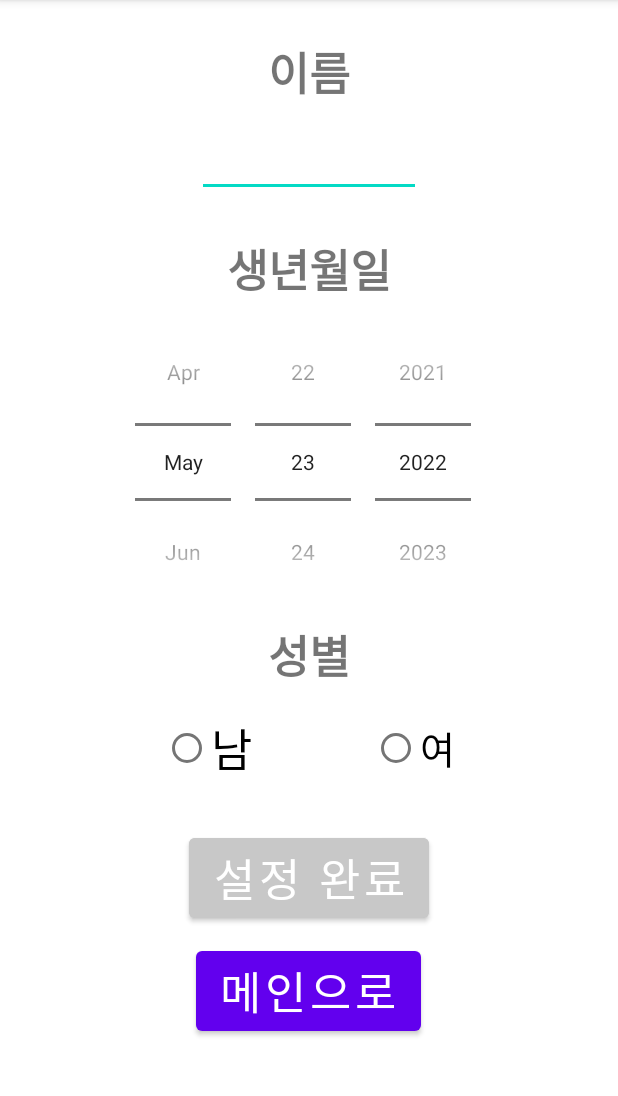
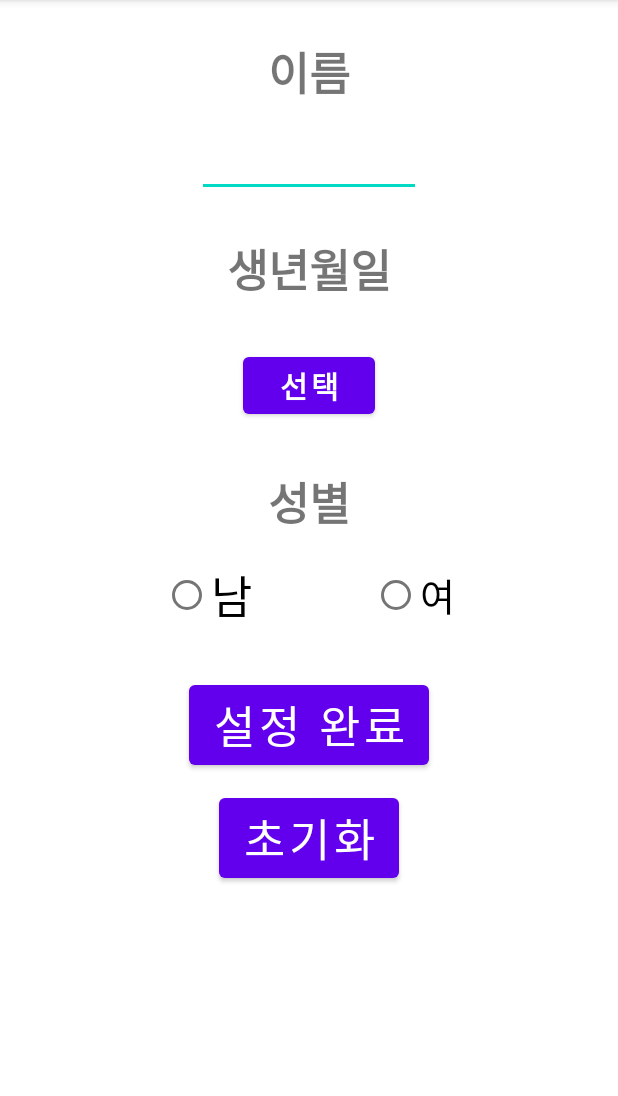
Before and after one commit to Medication-helper/Team_3_Medication-helper, an Android app: the userRegister screen opened directly, with no data from a screen before it, on a phone screen of 412 x 824 dp, the part 84-1180 px from its top. Run offline under Robolectric (Android 15) with nearby library versions, the phone set to English and light mode, and no system bars.

Commit message:
SQLite 활용한 유저등록 기능 추가

```diff
--- a/app/src/main/res/layout/userregister.xml
+++ b/app/src/main/res/layout/userregister.xml
@@ -45,15 +45,15 @@
 
         </TextView>
 
-        <DatePicker
+        <Button
             android:layout_width="wrap_content"
             android:layout_height="wrap_content"
-            android:id="@+id/Birth"
-            android:datePickerMode="spinner"
-            android:calendarViewShown="false"
-            android:layout_gravity="center">s
-        </DatePicker>
-
+            android:id="@+id/BtnBirthChoose"
+            android:text="선택"
+            android:layout_gravity="center"
+            android:textSize="20dp"
+            android:layout_marginTop="30dp"
+            android:textStyle="bold" />
 
         <TextView
             android:layout_width="wrap_content"
@@ -61,6 +61,7 @@
             android:id="@+id/V_sex"
             android:text = "성별"
             android:layout_gravity="center"
+            android:layout_marginTop="30dp"
             android:textSize="30dp"
             android:textStyle="bold">
         </TextView>
@@ -98,17 +99,16 @@
             android:layout_marginTop="30dp"
             android:layout_gravity="center"
             android:text="설정 완료"
-            android:textSize="30dp"
-            android:backgroundTint="#c8c8c8">
+            android:textSize="30dp">
         </Button>
 
         <Button
             android:layout_width="wrap_content"
             android:layout_height="wrap_content"
-            android:id="@+id/BtnBack_userRegister"
+            android:id="@+id/BtnInit"
             android:layout_marginTop="10dp"
             android:layout_gravity="center"
-            android:text="메인으로"
+            android:text="초기화"
             android:textSize="30dp">
         </Button>
     </LinearLayout>
```
